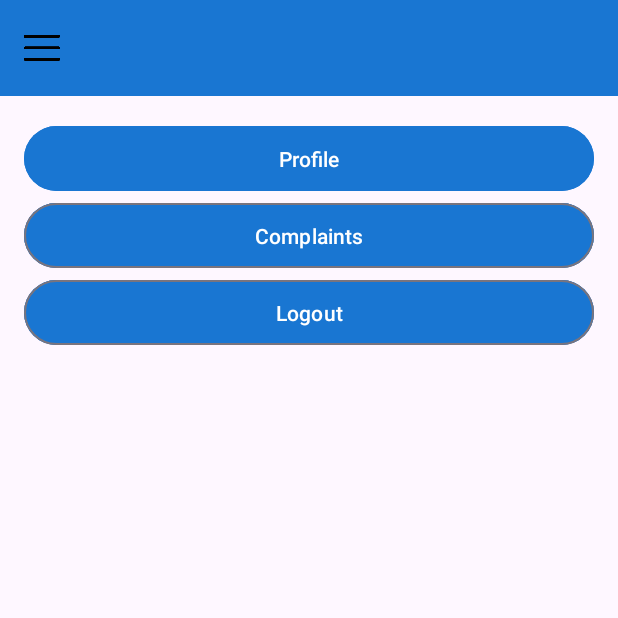
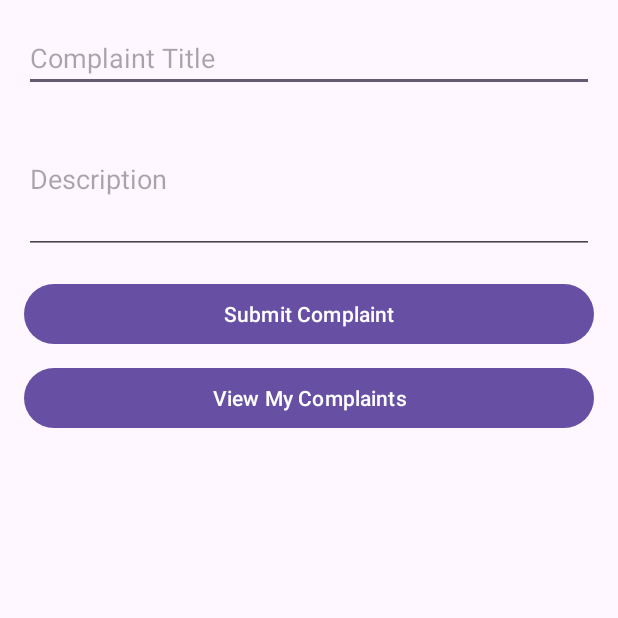
Before and after one commit to IamGotu/WeCareMobile, an Android app: the Dashboard screen opened directly, with no data from a screen before it, in the side drawer, after a tap on "Complaints", on a phone screen of 412 x 824 dp, the top half of it. Run offline under Robolectric (Android 15) with nearby library versions, the light colour scheme and no system bars; our stand-ins replace Volley; network calls fail.

Commit message:
user can submit complain

```diff
--- a/app/build.gradle.kts
+++ b/app/build.gradle.kts
@@ -41,4 +41,5 @@ dependencies {
     androidTestImplementation(libs.espresso.core)
 
     implementation(libs.volley)
+    implementation(libs.mysql.connector.java)
 }
--- /dev/null
+++ b/app/src/main/java/com/sia/android/wecare/ComplaintActivity.java
@@ -0,0 +1,164 @@
+package com.sia.android.wecare;
+
+import android.os.Bundle;
+import android.widget.Button;
+import android.widget.EditText;
+import android.widget.Toast;
+import androidx.appcompat.app.AppCompatActivity;
+import androidx.recyclerview.widget.LinearLayoutManager;
+import androidx.recyclerview.widget.RecyclerView;
+import com.android.volley.Request;
+import com.android.volley.RequestQueue;
+import com.android.volley.toolbox.JsonArrayRequest;
+import com.android.volley.toolbox.JsonObjectRequest;
+import com.android.volley.toolbox.Volley;
+import org.json.JSONException;
+import org.json.JSONObject;
+
+import java.io.UnsupportedEncodingException;
+import java.util.ArrayList;
+import java.util.HashMap;
+import java.util.List;
+import java.util.Map;
+
+public class ComplaintActivity extends AppCompatActivity {
+    private EditText etTitle, etDescription;
+    private Button btnSubmit, btnViewComplaints;
+    private RecyclerView rvComplaints;
+    private ComplaintAdapter complaintAdapter;
+    private List<Complaint> complaintList = new ArrayList<>();
+    private RequestQueue requestQueue;
+    private int residentId; // Get this from your session
+
+    @Override
+    protected void onCreate(Bundle savedInstanceState) {
+        super.onCreate(savedInstanceState);
+        setContentView(R.layout.activity_complaint);
+
+        // Initialize views
+        etTitle = findViewById(R.id.etTitle);
+        etDescription = findViewById(R.id.etDescription);
+        btnSubmit = findViewById(R.id.btnSubmit);
+        btnViewComplaints = findViewById(R.id.btnViewComplaints);
+        rvComplaints = findViewById(R.id.rvComplaints);
+
+        // Set up RecyclerView
+        complaintAdapter = new ComplaintAdapter(complaintList);
+        rvComplaints.setLayoutManager(new LinearLayoutManager(this));
+        rvComplaints.setAdapter(complaintAdapter);
+
+        // Initialize Volley request queue
+        requestQueue = Volley.newRequestQueue(this);
+
+        // Get resident ID from session
+        residentId = getResidentIdFromSession();
+
+        // Button listeners
+        btnSubmit.setOnClickListener(v -> submitComplaint());
+        btnViewComplaints.setOnClickListener(v -> loadComplaints());
+
+        // Load complaints initially
+        loadComplaints();
+    }
+
+    private void submitComplaint() {
+        String title = etTitle.getText().toString().trim();
+        String description = etDescription.getText().toString().trim();
+
+        if (title.isEmpty() || description.isEmpty()) {
+            Toast.makeText(this, "Please fill all fields", Toast.LENGTH_SHORT).show();
+            return;
+        }
+
+        String url = "http://192.168.0.35/wecare_connection/complaints_api.php";
+
+        try {
+            JSONObject jsonBody = new JSONObject();
+            jsonBody.put("resident_id", residentId); // Get this from your session
+            jsonBody.put("title", title);
+            jsonBody.put("description", description);
+
+            JsonObjectRequest request = new JsonObjectRequest(
+                    Request.Method.POST,
+                    url,
+                    jsonBody,
+                    response -> {
+                        try {
+                            if (response.getBoolean("success")) {
+                                Toast.makeText(this, response.getString("message"), Toast.LENGTH_SHORT).show();
+                                etTitle.setText("");
+                                etDescription.setText("");
+                                loadComplaints();
+                            } else {
+                                Toast.makeText(this, "Error: " + response.getString("message"), Toast.LENGTH_SHORT).show();
+                            }
+                        } catch (JSONException e) {
+                            Toast.makeText(this, "Error parsing response", Toast.LENGTH_SHORT).show();
+                        }
+                    },
+                    error -> {
+                        if (error.networkResponse != null) {
+                            try {
+                                String errorMsg = new String(error.networkResponse.data, "UTF-8");
+                                Toast.makeText(this, "Server error: " + errorMsg, Toast.LENGTH_SHORT).show();
+                            } catch (UnsupportedEncodingException e) {
+                                e.printStackTrace();
+                            }
+                        } else {
+                            Toast.makeText(this, "Network error: " + error.getMessage(), Toast.LENGTH_SHORT).show();
+                        }
+                    }
+            ) {
+                @Override
+                public Map<String, String> getHeaders() {
+                    Map<String, String> headers = new HashMap<>();
+                    headers.put("Content-Type", "application/json");
+                    return headers;
+                }
+            };
+
+            requestQueue.add(request);
+
+        } catch (JSONException e) {
+            Toast.makeText(this, "Error creating request", Toast.LENGTH_SHORT).show();
+        }
+    }
+
+    private void loadComplaints() {
+        String url = "http://192.168.0.35/wecare_connection/complaints_api.php?resident_id=" + residentId;
+
+        JsonArrayRequest request = new JsonArrayRequest(
+                Request.Method.GET,
+                url,
+                null,
+                response -> {
+                    complaintList.clear();
+                    try {
+                        for (int i = 0; i < response.length(); i++) {
+                            JSONObject complaintJson = response.getJSONObject(i);
+                            Complaint complaint = new Complaint(
+                                    complaintJson.getInt("id"),
+                                    complaintJson.getString("title"),
+                                    complaintJson.getString("description"),
+                                    complaintJson.getString("status"),
+                                    complaintJson.getString("created_at")
+                            );
+                            complaintList.add(complaint);
+                        }
+                        complaintAdapter.notifyDataSetChanged();
+                    } catch (JSONException e) {
+                        e.printStackTrace();
+                    }
+                },
+                error -> Toast.makeText(this, "Failed to load complaints", Toast.LENGTH_SHORT).show()
+        );
+
+        requestQueue.add(request);
+    }
+
+    private int getResidentIdFromSession() {
+        // Implement your session management here
+        // This should return the logged-in resident's ID
+        return 1; // Replace with actual session logic
+    }
+}
--- /dev/null
+++ b/app/src/main/java/com/sia/android/wecare/ComplaintAdapter.java
@@ -0,0 +1,51 @@
+package com.sia.android.wecare;
+
+import android.view.LayoutInflater;
+import android.view.View;
+import android.view.ViewGroup;
+import android.widget.TextView;
+import androidx.annotation.NonNull;
+import androidx.recyclerview.widget.RecyclerView;
+import java.util.List;
+
+public class ComplaintAdapter extends RecyclerView.Adapter<ComplaintAdapter.ComplaintViewHolder> {
+    private final List<Complaint> complaintList;
+
+    public ComplaintAdapter(List<Complaint> complaintList) {
+        this.complaintList = complaintList;
+    }
+
+    @NonNull
+    @Override
+    public ComplaintViewHolder onCreateViewHolder(@NonNull ViewGroup parent, int viewType) {
+        View view = LayoutInflater.from(parent.getContext())
+                .inflate(R.layout.item_complaint, parent, false);
+        return new ComplaintViewHolder(view);
+    }
+
+    @Override
+    public void onBindViewHolder(@NonNull ComplaintViewHolder holder, int position) {
+        Complaint complaint = complaintList.get(position);
+        holder.tvTitle.setText(complaint.getTitle());
+        holder.tvDescription.setText(complaint.getDescription());
+        holder.tvStatus.setText(complaint.getStatus());
+        holder.tvDate.setText(complaint.getCreatedAt());
+    }
+
+    @Override
+    public int getItemCount() {
+        return complaintList.size();
+    }
+
+    static class ComplaintViewHolder extends RecyclerView.ViewHolder {
+        TextView tvTitle, tvDescription, tvStatus, tvDate;
+
+        public ComplaintViewHolder(@NonNull View itemView) {
+            super(itemView);
+            tvTitle = itemView.findViewById(R.id.tvTitle);
+            tvDescription = itemView.findViewById(R.id.tvDescription);
+            tvStatus = itemView.findViewById(R.id.tvStatus);
+            tvDate = itemView.findViewById(R.id.tvDate);
+        }
+    }
+}
--- a/app/src/main/java/com/sia/android/wecare/Dashboard.java
+++ b/app/src/main/java/com/sia/android/wecare/Dashboard.java
@@ -73,7 +73,8 @@ public class Dashboard extends AppCompatActivity {
             } else if (id == R.id.nav_dashboard) {
                 Toast.makeText(this, "You are on Dashboard", Toast.LENGTH_SHORT).show();
             } else if (id == R.id.nav_complaints) {
-                Toast.makeText(this, "Complaint form coming soon", Toast.LENGTH_SHORT).show();
+                Intent intent = new Intent(Dashboard.this, ComplaintActivity.class);
+                startActivity(intent);
             } else if (id == R.id.nav_history) {
                 Toast.makeText(this, "Complaint History coming soon", Toast.LENGTH_SHORT).show();
             } else if (id == R.id.nav_logout) {
@@ -90,8 +91,10 @@ public class Dashboard extends AppCompatActivity {
         btnProfile.setOnClickListener(v ->
                 Toast.makeText(this, "Profile feature coming soon", Toast.LENGTH_SHORT).show());
 
-        btnComplaints.setOnClickListener(v ->
-                Toast.makeText(this, "Complaint form coming soon", Toast.LENGTH_SHORT).show());
+        btnComplaints.setOnClickListener(v -> {
+            Intent intent = new Intent(Dashboard.this, ComplaintActivity.class);
+            startActivity(intent);
+        });
 
         btnLogout.setOnClickListener(v -> {
             Intent intent = new Intent(Dashboard.this, Login.class);
--- /dev/null
+++ b/app/src/main/res/layout/activity_complaint.xml
@@ -0,0 +1,45 @@
+<?xml version="1.0" encoding="utf-8"?>
+<LinearLayout xmlns:android="http://schemas.android.com/apk/res/android"
+    xmlns:tools="http://schemas.android.com/tools"
+    android:layout_width="match_parent"
+    android:layout_height="match_parent"
+    android:orientation="vertical"
+    android:padding="16dp"
+    tools:context=".ComplaintActivity">
+
+    <EditText
+        android:id="@+id/etTitle"
+        android:layout_width="match_parent"
+        android:layout_height="wrap_content"
+        android:hint="Complaint Title"
+        android:inputType="textCapWords"/>
+
+    <EditText
+        android:id="@+id/etDescription"
+        android:layout_width="match_parent"
+        android:layout_height="wrap_content"
+        android:layout_marginTop="8dp"
+        android:hint="Description"
+        android:inputType="textMultiLine"
+        android:minHeight="100dp"/>
+
+    <Button
+        android:id="@+id/btnSubmit"
+        android:layout_width="match_parent"
+        android:layout_height="wrap_content"
+        android:layout_marginTop="16dp"
+        android:text="Submit Complaint"/>
+
+    <Button
+        android:id="@+id/btnViewComplaints"
+        android:layout_width="match_parent"
+        android:layout_height="wrap_content"
+        android:layout_marginTop="8dp"
+        android:text="View My Complaints"/>
+
+    <androidx.recyclerview.widget.RecyclerView
+        android:id="@+id/rvComplaints"
+        android:layout_width="match_parent"
+        android:layout_height="match_parent"
+        android:layout_marginTop="16dp"/>
+</LinearLayout>
--- a/app/src/main/res/xml/network_security_config.xml
+++ b/app/src/main/res/xml/network_security_config.xml
@@ -1,6 +1,9 @@
 <?xml version="1.0" encoding="utf-8"?>
 <network-security-config>
     <domain-config cleartextTrafficPermitted="true">
-        <domain includeSubdomains="TODO">192.168.0.35</domain> <!-- Your IP Address -->
+        <!-- For emulator -->
+        <domain includeSubdomains="true">10.0.2.2</domain>
+        <!-- For physical device testing - replace with your computer's local IP -->
+        <domain includeSubdomains="true">192.168.0.35</domain>
     </domain-config>
 </network-security-config>
--- a/gradle/libs.versions.toml
+++ b/gradle/libs.versions.toml
@@ -7,6 +7,7 @@ appcompat = "1.7.0"
 material = "1.12.0"
 activity = "1.10.1"
 constraintlayout = "2.2.1"
+mysqlConnectorJava = "8.0.28"
 volley = "1.2.1"
 
 [libraries]
@@ -17,6 +18,7 @@ appcompat = { group = "androidx.appcompat", name = "appcompat", version.ref = "a
 material = { group = "com.google.android.material", name = "material", version.ref = "material" }
 activity = { group = "androidx.activity", name = "activity", version.ref = "activity" }
 constraintlayout = { group = "androidx.constraintlayout", name = "constraintlayout", version.ref = "constraintlayout" }
+mysql-connector-java = { module = "mysql:mysql-connector-java", version.ref = "mysqlConnectorJava" }
 volley = { module = "com.android.volley:volley", version.ref = "volley" }
 
 [plugins]
```
Also changed, not shown: app/src/main/AndroidManifest.xml (+9 -1 lines), app/src/main/java/com/sia/android/wecare/Complaint.java (added, +24 -0 lines), app/src/main/res/layout/item_complaint.xml (added, +47 -0 lines), app/src/main/res/drawable-hdpi/status_background.png (added), app/src/main/res/drawable-mdpi/status_background.png (added), app/src/main/res/drawable-xhdpi/status_background.png (added), app/src/main/res/drawable-xxhdpi/status_background.png (added), 1 other file.
